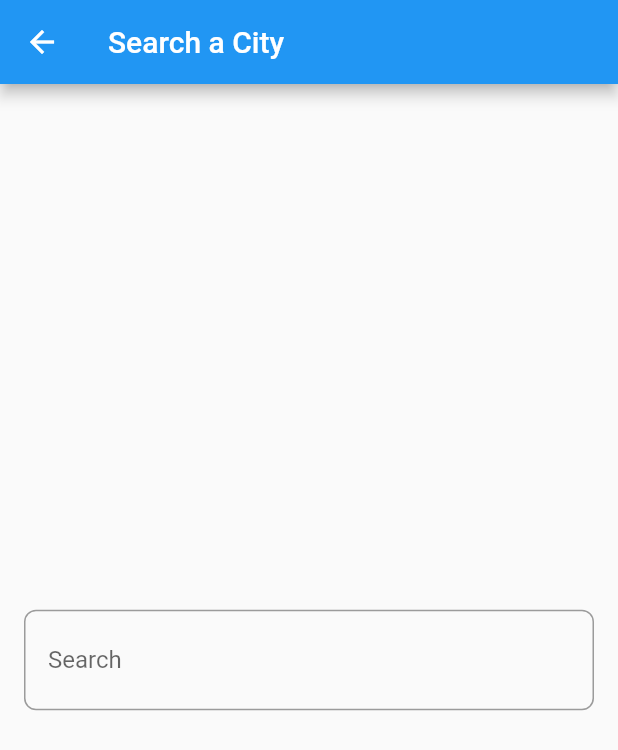
After one commit to alifawzy22/weather_app, a Flutter app: the screen it shows after launch, after a tap on the "search" icon, on a phone screen of 412 x 824 dp. The commit adds this screen. Shown: the top 750 px of the screen. Run offline on Flutter 3.47's test engine with Material 2 defaults, Android fonts, the phone set to English and light mode, and no system bars.

Commit message:
update in 22-2-2023 2:44PM

```diff
--- a/lib/main.dart
+++ b/lib/main.dart
@@ -4,12 +4,14 @@ import 'package:weather_app/pages/home_page.dart';
 void main() {
   runApp(WeatherApp());
 }
+
 class WeatherApp extends StatelessWidget {
-  const WeatherApp({ Key? key }) : super(key: key);
+  const WeatherApp({Key? key}) : super(key: key);
 
   @override
   Widget build(BuildContext context) {
     return MaterialApp(
+      debugShowCheckedModeBanner: false,
       home: HomePage(),
     );
   }
--- a/lib/pages/home_page.dart
+++ b/lib/pages/home_page.dart
@@ -1,4 +1,5 @@
 import 'package:flutter/material.dart';
+import 'package:weather_app/pages/search_page.dart';
 
 class HomePage extends StatelessWidget {
   const HomePage({Key? key}) : super(key: key);
@@ -8,6 +9,16 @@ class HomePage extends StatelessWidget {
     return Scaffold(
       appBar: AppBar(
         title: const Text('Weather App'),
+        actions: [
+          IconButton(
+            onPressed: () {
+              Navigator.push(context, MaterialPageRoute(builder: (context) {
+                return SearchPage();
+              }));
+            },
+            icon: const Icon(Icons.search),
+          ),
+        ],
       ),
       body: const Center(
         child: Column(
--- /dev/null
+++ b/lib/pages/search_page.dart
@@ -0,0 +1,34 @@
+import 'package:flutter/material.dart';
+
+class SearchPage extends StatelessWidget {
+  const SearchPage({Key? key}) : super(key: key);
+
+  @override
+  Widget build(BuildContext context) {
+    return Scaffold(
+      appBar: AppBar(
+        title: const Text('Search a City'),
+      ),
+      body: Center(
+        child: Padding(
+          padding: const EdgeInsets.symmetric(
+            horizontal: 16,
+          ),
+          child: TextField(
+            decoration: InputDecoration(
+              border: OutlineInputBorder(
+                borderRadius: BorderRadius.circular(8),
+              ),
+              hintText: 'Enter City Name',
+              label: const Text('Search'),
+              contentPadding: const EdgeInsets.symmetric(
+                vertical: 24,
+                horizontal: 16,
+              ),
+            ),
+          ),
+        ),
+      ),
+    );
+  }
+}
```
